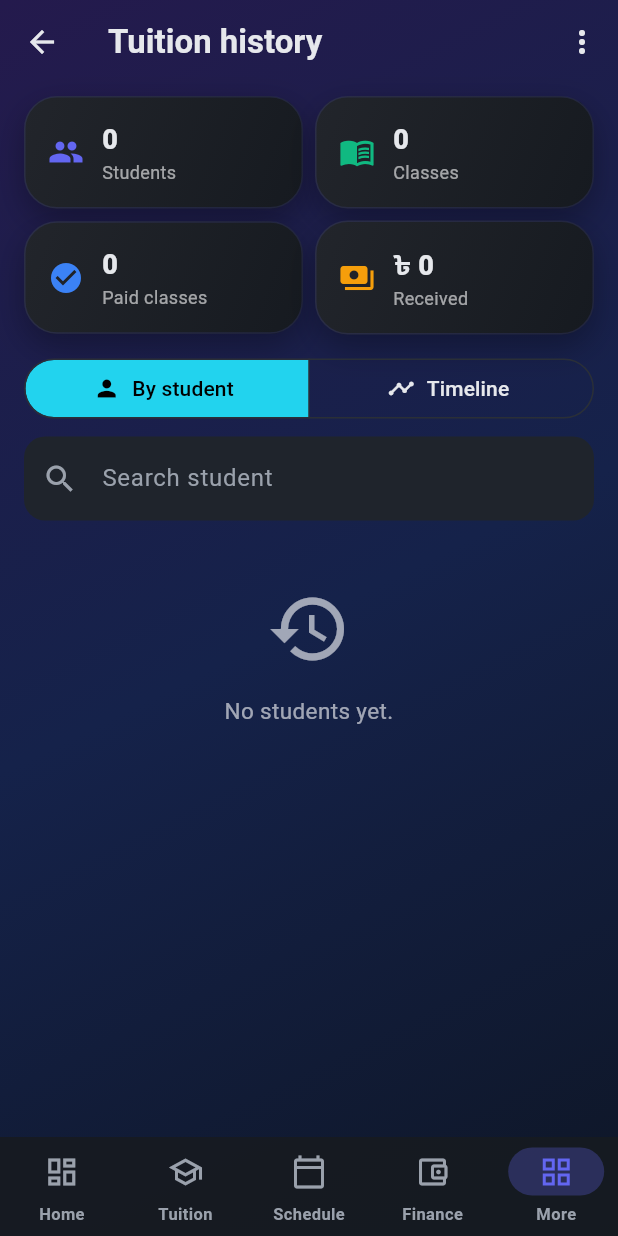
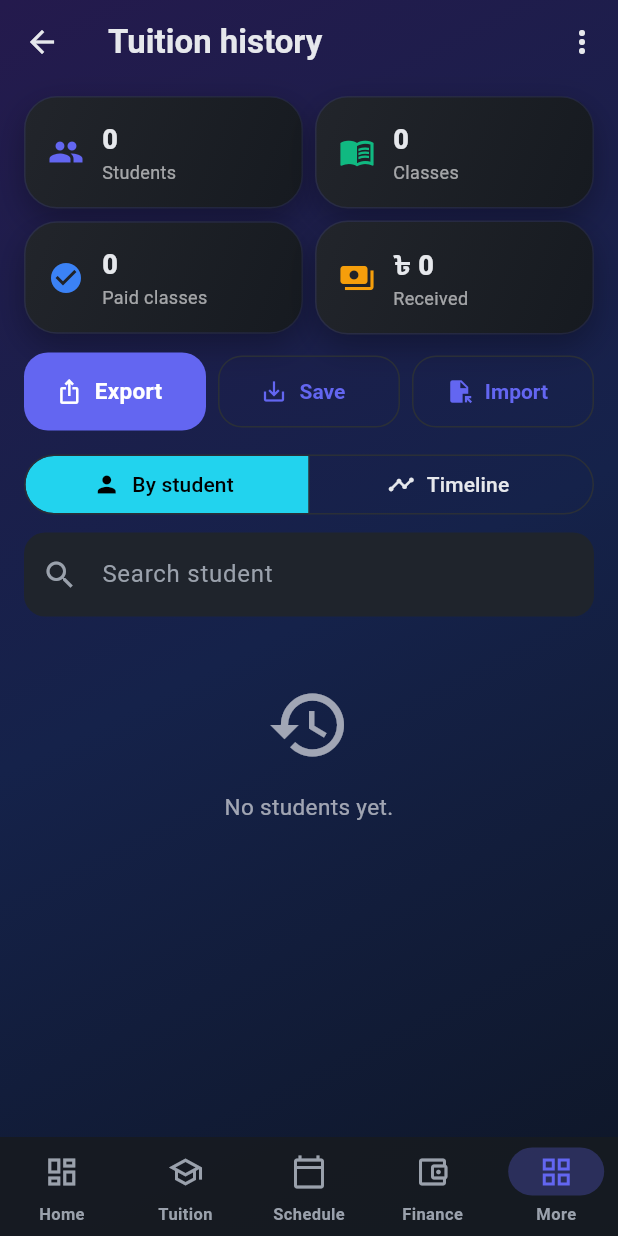
Before and after one commit to mdzarifuddin/Life-Tracker-Pro, a Flutter app: the HistoryScreen screen opened by its route, on a phone screen of 412 x 824 dp. Run offline on Flutter 3.47's test engine with Material 3 defaults, Android fonts, the phone set to English and light mode, and no system bars; our stand-ins replace file_picker, fl_chart, flutter_native_contact_picker, flutter_riverpod, go_router, hive_flutter and 5 more; missing offline and left inert: a package; accounts and stored records are empty; network calls fail.

Commit message:
History screen: visible Export/Save/Import buttons; link from Settings backup
Co-Authored-By: Claude Sonnet 5.5 <noreply@anthropic.com>

```diff
--- a/app/lib/features/history/history_screen.dart
+++ b/app/lib/features/history/history_screen.dart
@@ -94,6 +94,29 @@ class _HistoryScreenState extends ConsumerState<HistoryScreen> {
                   Expanded(child: _stat('Paid classes', '$paidClasses', Icons.check_circle, paidClassColor)),
                   Gap.s,
                   Expanded(child: _stat('Received', taka(received), Icons.payments, AppColors.warning)),
+                ]),
+                Gap.m,
+                Row(children: [
+                  Expanded(child: FilledButton.icon(
+                    icon: const Icon(Icons.ios_share, size: 18),
+                    label: const Text('Export'),
+                    onPressed: () => shareHistory(repo),
+                  )),
+                  Gap.s,
+                  Expanded(child: OutlinedButton.icon(
+                    icon: const Icon(Icons.save_alt, size: 18),
+                    label: const Text('Save'),
+                    onPressed: () async {
+                      final p = await saveHistoryToDevice(repo);
+                      if (p != null) _msg('History saved');
+                    },
+                  )),
+                  Gap.s,
+                  Expanded(child: OutlinedButton.icon(
+                    icon: const Icon(Icons.file_open, size: 18),
+                    label: const Text('Import'),
+                    onPressed: () => _import(repo),
+                  )),
                 ]),
                 Gap.m,
                 SegmentedButton<bool>(
```
Also changed, not shown: app/lib/features/settings/settings_screen.dart (+7 -0 lines).
